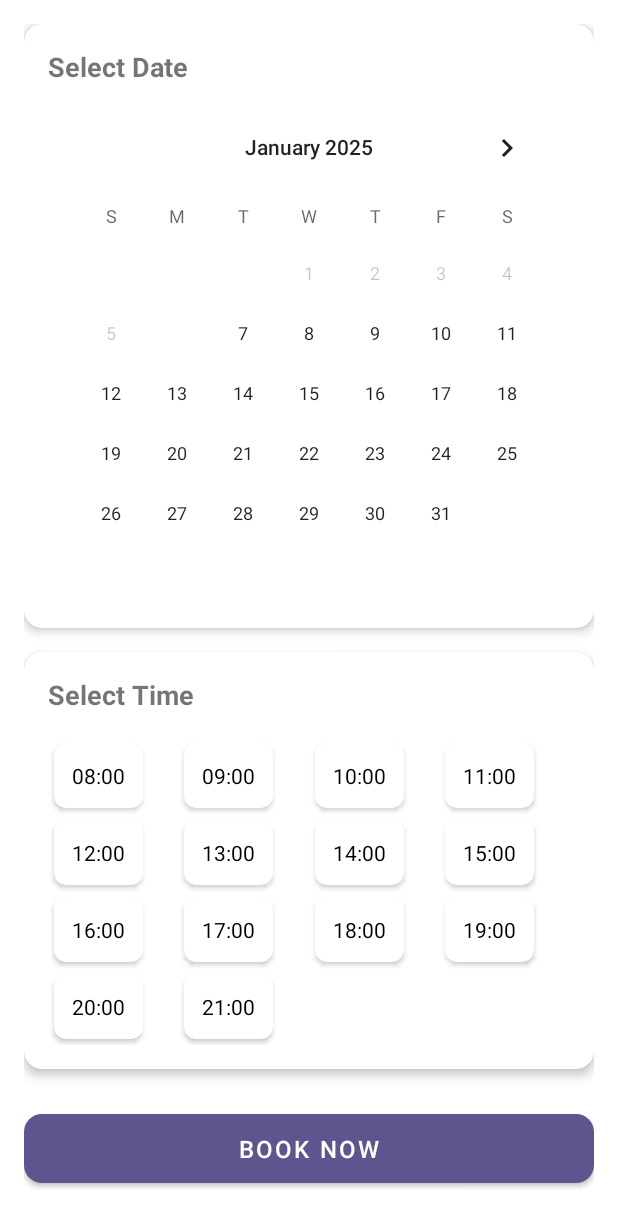
After one commit to Hamza-Eng/AGSS, an Android app: the BookingActivity screen opened directly, with no data from a screen before it, on a phone screen of 412 x 824 dp. The commit adds this screen. Shown: the top 1227 px of the screen. Run offline under Robolectric (Android 15) with nearby library versions, the phone set to English and light mode, and no system bars.

Commit message:
setup  Booking Activity

```diff
--- a/app/src/main/AndroidManifest.xml
+++ b/app/src/main/AndroidManifest.xml
@@ -47,6 +47,9 @@
             </intent-filter>
             -->
         </activity>
+        <activity
+            android:name=".BookingActivity"
+            android:exported="false" />
     </application>
 
 </manifest>
--- /dev/null
+++ b/app/src/main/java/com/example/agss/BookingActivity.kt
@@ -0,0 +1,84 @@
+package com.example.agss
+
+import android.os.Bundle
+import android.widget.Toast
+import androidx.appcompat.app.AppCompatActivity
+import androidx.recyclerview.widget.GridLayoutManager
+import com.example.agss.adapters.TimeSlotAdapter
+import com.example.agss.databinding.ActivityBookingBinding
+import com.example.agss.models.TimeSlot
+import java.text.SimpleDateFormat
+import java.util.*
+
+class BookingActivity : AppCompatActivity() {
+    private lateinit var binding: ActivityBookingBinding
+    private lateinit var timeSlotAdapter: TimeSlotAdapter
+    private var selectedDate: String? = null
+    private var selectedTimeSlot: TimeSlot? = null
+
+    override fun onCreate(savedInstanceState: Bundle?) {
+        super.onCreate(savedInstanceState)
+        binding = ActivityBookingBinding.inflate(layoutInflater)
+        setContentView(binding.root)
+
+        setupCalendarView()
+        setupTimeSlots()
+        setupBookButton()
+    }
+
+    private fun setupCalendarView() {
+        binding.calendarView.minDate = System.currentTimeMillis()
+        binding.calendarView.setOnDateChangeListener { _, year, month, dayOfMonth ->
+            val calendar = Calendar.getInstance()
+            calendar.set(year, month, dayOfMonth)
+            val dateFormat = SimpleDateFormat("yyyy-MM-dd", Locale.getDefault())
+            selectedDate = dateFormat.format(calendar.time)
+
+            // You could fetch availability for the selected date here
+            // For now, we'll just show a toast
+            Toast.makeText(this, "Selected date: $selectedDate", Toast.LENGTH_SHORT).show()
+        }
+    }
+
+    private fun setupTimeSlots() {
+        // Generate time slots from 8:00 to 22:00
+        val timeSlots = generateTimeSlots()
+
+        timeSlotAdapter = TimeSlotAdapter(timeSlots) { timeSlot ->
+            selectedTimeSlot = timeSlot
+            Toast.makeText(this, "Selected time: ${timeSlot.time}", Toast.LENGTH_SHORT).show()
+        }
+
+        binding.timeSlotRecyclerView.apply {
+            layoutManager = GridLayoutManager(this@BookingActivity, 4)
+            adapter = timeSlotAdapter
+        }
+    }
+
+    private fun generateTimeSlots(): List<TimeSlot> {
+        val slots = mutableListOf<TimeSlot>()
+        val startHour = 8
+        val endHour = 22
+
+        for (hour in startHour until endHour) {
+            slots.add(TimeSlot(String.format("%02d:00", hour)))
+        }
+        return slots
+    }
+
+    private fun setupBookButton() {
+        binding.bookButton.setOnClickListener {
+            if (selectedDate == null || selectedTimeSlot == null) {
+                Toast.makeText(this, "Please select both date and time", Toast.LENGTH_SHORT).show()
+                return@setOnClickListener
+            }
+
+            // Here you would typically make an API call to book the slot
+            Toast.makeText(
+                this,
+                "Booking for $selectedDate at ${selectedTimeSlot?.time}",
+                Toast.LENGTH_SHORT
+            ).show()
+        }
+    }
+}
--- a/app/src/main/java/com/example/agss/TerrainAccueil.kt
+++ b/app/src/main/java/com/example/agss/TerrainAccueil.kt
@@ -1,5 +1,6 @@
 package com.example.agss
 
+import android.content.Intent
 import android.os.Bundle
 import android.preference.PreferenceManager
 import androidx.appcompat.app.AppCompatActivity
@@ -22,6 +23,9 @@ class TerrainAccueil : AppCompatActivity() {
         super.onCreate(savedInstanceState)
         binding = ActivityTerrainAccueilBinding.inflate(layoutInflater)
         setContentView(binding.root)
+
+        // Initialize osmdroid configuration
+        Configuration.getInstance().load(this, PreferenceManager.getDefaultSharedPreferences(this))
 
         // Get data from intent and update UI
         intent.extras?.let { bundle ->
@@ -49,18 +53,18 @@ class TerrainAccueil : AppCompatActivity() {
 
         // Handle booking button click
         binding.fabBook.setOnClickListener {
-            // Navigate to booking tab
-            binding.viewPager.currentItem = 1
+            // Create intent to start BookingActivity
+            val intent = Intent(this, BookingActivity::class.java).apply {
+                // Pass any necessary data to BookingActivity
+                putExtra("stadium_name", binding.title.text)
+                putExtra("stadium_location", binding.location.text)
+                putExtra("stadium_price", binding.price.text)
+            }
+            startActivity(intent)
         }
 
-
-        // Initialize osmdroid configuration
-        Configuration.getInstance().load(this, PreferenceManager.getDefaultSharedPreferences(this))
-
-        setContentView(R.layout.activity_terrain_accueil)
-
         // Initialize map
-        map = findViewById(R.id.mapView)
+        map = binding.mapView // Use binding to get mapView
         map.setMultiTouchControls(true)
 
         val mapController = map.controller
--- /dev/null
+++ b/app/src/main/java/com/example/agss/adapters/TimeSlotAdapter.kt
@@ -0,0 +1,82 @@
+package com.example.agss.adapters
+
+import android.view.LayoutInflater
+import android.view.View
+import android.view.ViewGroup
+import android.widget.TextView
+import androidx.cardview.widget.CardView
+import androidx.core.content.ContextCompat
+import androidx.recyclerview.widget.RecyclerView
+import com.example.agss.R
+import com.example.agss.models.TimeSlot
+
+class TimeSlotAdapter(
+    private var timeSlots: List<TimeSlot>,
+    private val onTimeSlotSelected: (TimeSlot) -> Unit
+) : RecyclerView.Adapter<TimeSlotAdapter.TimeSlotViewHolder>() {
+
+    inner class TimeSlotViewHolder(view: View) : RecyclerView.ViewHolder(view) {
+        val timeText: TextView = view.findViewById(R.id.timeText)
+        val cardView: CardView = view.findViewById(R.id.timeSlotCard)
+
+        init {
+            itemView.setOnClickListener {
+                val position = adapterPosition
+                if (position != RecyclerView.NO_POSITION) {
+                    val timeSlot = timeSlots[position]
+                    if (timeSlot.isAvailable) {
+                        timeSlot.isSelected = !timeSlot.isSelected
+                        onTimeSlotSelected(timeSlot)
+                        notifyItemChanged(position)
+                    }
+                }
+            }
+        }
+    }
+
+    override fun onCreateViewHolder(parent: ViewGroup, viewType: Int): TimeSlotViewHolder {
+        val view = LayoutInflater.from(parent.context)
+            .inflate(R.layout.item_time_slot, parent, false)
+        return TimeSlotViewHolder(view)
+    }
+
+    override fun onBindViewHolder(holder: TimeSlotViewHolder, position: Int) {
+        val timeSlot = timeSlots[position]
+        holder.timeText.text = timeSlot.time
+
+        // Update card appearance based on state
+        when {
+            !timeSlot.isAvailable -> {
+                holder.cardView.setCardBackgroundColor(
+                    ContextCompat.getColor(holder.itemView.context, R.color.unavailable_slot)
+                )
+                holder.timeText.setTextColor(
+                    ContextCompat.getColor(holder.itemView.context, R.color.white)
+                )
+            }
+            timeSlot.isSelected -> {
+                holder.cardView.setCardBackgroundColor(
+                    ContextCompat.getColor(holder.itemView.context, R.color.selected_slot)
+                )
+                holder.timeText.setTextColor(
+                    ContextCompat.getColor(holder.itemView.context, R.color.white)
+                )
+            }
+            else -> {
+                holder.cardView.setCardBackgroundColor(
+                    ContextCompat.getColor(holder.itemView.context, R.color.white)
+                )
+                holder.timeText.setTextColor(
+                    ContextCompat.getColor(holder.itemView.context, R.color.black)
+                )
+            }
+        }
+    }
+
+    override fun getItemCount() = timeSlots.size
+
+    fun updateTimeSlots(newTimeSlots: List<TimeSlot>) {
+        timeSlots = newTimeSlots
+        notifyDataSetChanged()
+    }
+}
--- /dev/null
+++ b/app/src/main/java/com/example/agss/models/TimeSlot.kt
@@ -0,0 +1,7 @@
+package com.example.agss.models
+
+data class TimeSlot(
+    val time: String,
+    var isAvailable: Boolean = true,
+    var isSelected: Boolean = false
+)
--- /dev/null
+++ b/app/src/main/res/layout/activity_booking.xml
@@ -0,0 +1,77 @@
+<?xml version="1.0" encoding="utf-8"?>
+<LinearLayout xmlns:android="http://schemas.android.com/apk/res/android"
+    xmlns:app="http://schemas.android.com/apk/res-auto"
+    android:layout_width="match_parent"
+    android:layout_height="match_parent"
+    android:orientation="vertical"
+    android:padding="16dp">
+
+    <!-- Date Selection -->
+    <com.google.android.material.card.MaterialCardView
+        android:layout_width="match_parent"
+        android:layout_height="wrap_content"
+        android:layout_marginBottom="16dp"
+        app:cardCornerRadius="12dp"
+        app:cardElevation="4dp">
+
+        <LinearLayout
+            android:layout_width="match_parent"
+            android:layout_height="wrap_content"
+            android:orientation="vertical"
+            android:padding="16dp">
+
+            <TextView
+                android:layout_width="wrap_content"
+                android:layout_height="wrap_content"
+                android:text="Select Date"
+                android:textSize="18sp"
+                android:textStyle="bold" />
+
+            <CalendarView
+                android:id="@+id/calendarView"
+                android:layout_width="match_parent"
+                android:layout_height="wrap_content"
+                android:layout_marginTop="8dp" />
+        </LinearLayout>
+    </com.google.android.material.card.MaterialCardView>
+
+    <!-- Time Slots Grid -->
+    <com.google.android.material.card.MaterialCardView
+        android:layout_width="match_parent"
+        android:layout_height="wrap_content"
+        app:cardCornerRadius="12dp"
+        app:cardElevation="4dp">
+
+        <LinearLayout
+            android:layout_width="match_parent"
+            android:layout_height="wrap_content"
+            android:orientation="vertical"
+            android:padding="16dp">
+
+            <TextView
+                android:layout_width="wrap_content"
+                android:layout_height="wrap_content"
+                android:text="Select Time"
+                android:textSize="18sp"
+                android:textStyle="bold" />
+
+            <androidx.recyclerview.widget.RecyclerView
+                android:id="@+id/timeSlotRecyclerView"
+                android:layout_width="match_parent"
+                android:layout_height="wrap_content"
+                android:layout_marginTop="16dp" />
+        </LinearLayout>
+    </com.google.android.material.card.MaterialCardView>
+
+    <!-- Book Button -->
+    <com.google.android.material.button.MaterialButton
+        android:id="@+id/bookButton"
+        android:layout_width="match_parent"
+        android:layout_height="wrap_content"
+        android:layout_marginTop="24dp"
+        android:padding="12dp"
+        android:text="Book Now"
+        android:textSize="16sp"
+        app:cornerRadius="12dp" />
+
+</LinearLayout>
--- /dev/null
+++ b/app/src/main/res/layout/item_time_slot.xml
@@ -0,0 +1,20 @@
+<?xml version="1.0" encoding="utf-8"?>
+<androidx.cardview.widget.CardView
+    android:id="@+id/timeSlotCard"
+    xmlns:android="http://schemas.android.com/apk/res/android"
+    xmlns:app="http://schemas.android.com/apk/res-auto"
+    android:layout_width="wrap_content"
+    android:layout_height="wrap_content"
+    android:layout_margin="4dp"
+    app:cardCornerRadius="8dp"
+    app:cardElevation="2dp">
+
+    <TextView
+        android:id="@+id/timeText"
+        android:layout_width="wrap_content"
+        android:layout_height="wrap_content"
+        android:padding="12dp"
+        android:text="09:00"
+        android:textSize="14sp"/>
+
+</androidx.cardview.widget.CardView>
--- a/app/src/main/res/values/colors.xml
+++ b/app/src/main/res/values/colors.xml
@@ -12,4 +12,7 @@
 
     <color name="my_primary">#5e548e</color>
     <color name="my_secondary">@color/white</color>
+
+    <color name="unavailable_slot">#CCCCCC</color>
+    <color name="selected_slot">#4CAF50</color>
 </resources>
```
